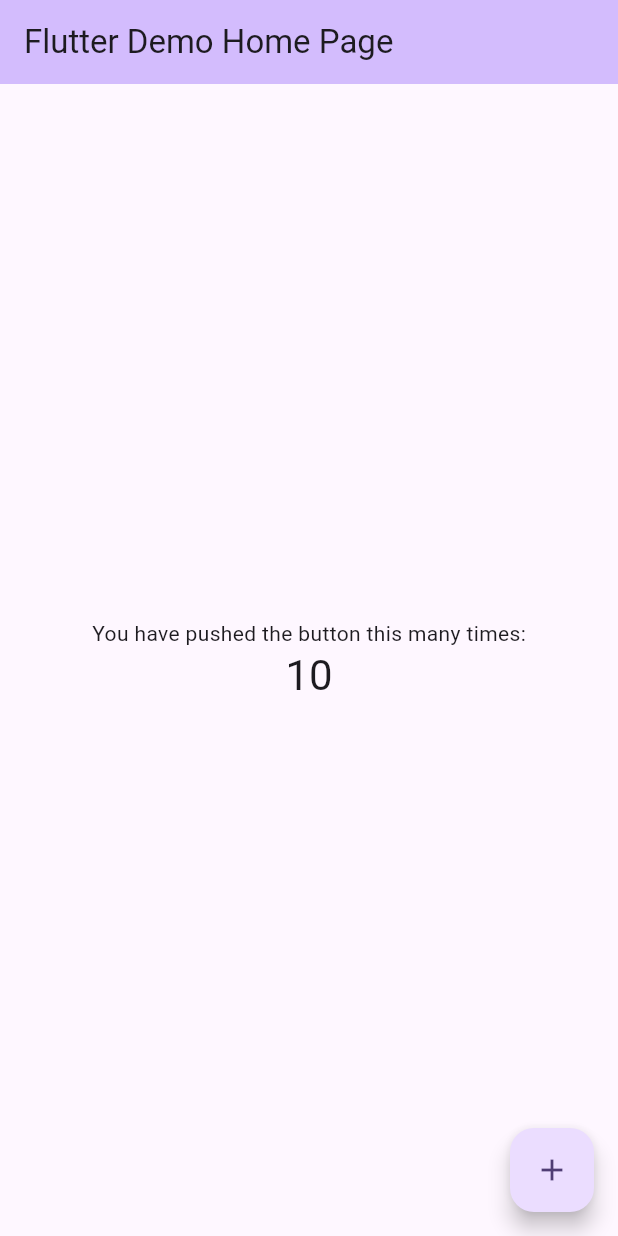
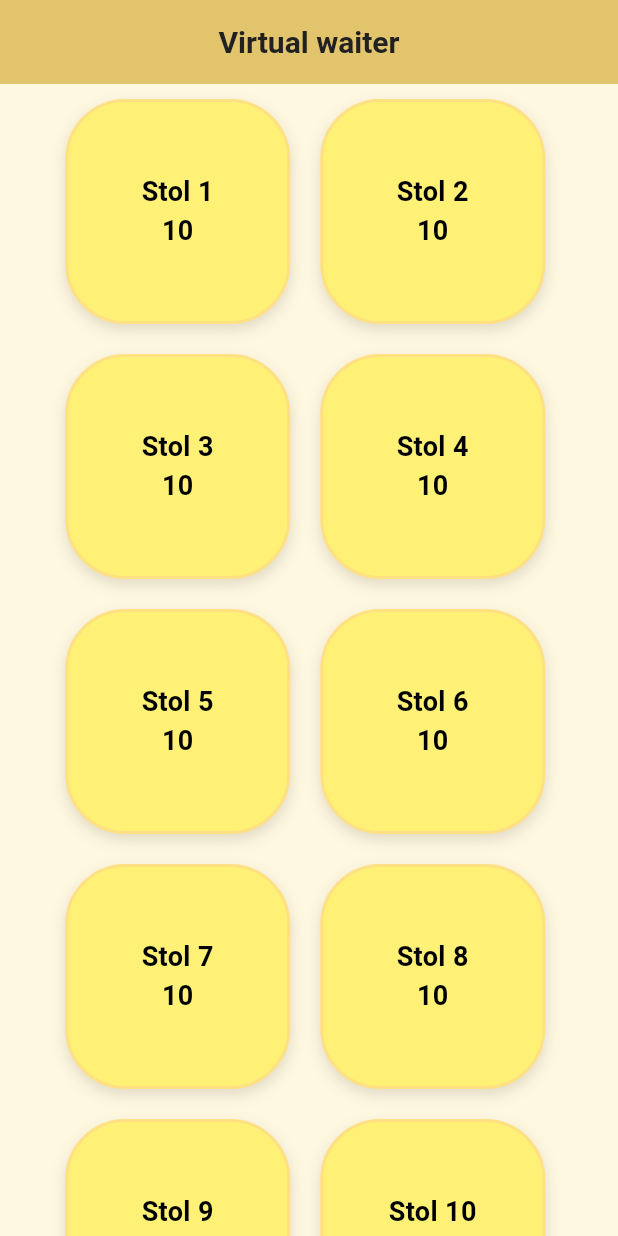
Before and after one commit to LeonardoBuncec/zavrsnirad, a Flutter app: the screen it shows after launch, on a phone screen of 412 x 824 dp. Run offline on Flutter 3.47's test engine with Material 3 defaults, Android fonts, the phone set to English and light mode, and no system bars.

Commit message:
table selecting home screen

```diff
--- a/lib/feature/home_screen.dart
+++ b/lib/feature/home_screen.dart
@@ -2,16 +2,6 @@ import 'package:flutter/material.dart';
 
 class MyHomePage extends StatefulWidget {
   const MyHomePage({super.key, required this.title});
-
-  // This widget is the home page of your application. It is stateful, meaning
-  // that it has a State object (defined below) that contains fields that affect
-  // how it looks.
-
-  // This class is the configuration for the state. It holds the values (in this
-  // case the title) provided by the parent (in this case the App widget) and
-  // used by the build method of the State. Fields in a Widget subclass are
-  // always marked "final".
-
   final String title;
 
   @override
@@ -23,62 +13,91 @@ class _MyHomePageState extends State<MyHomePage> {
 
   void _incrementCounter() {
     setState(() {
-
       _counter = _counter == 0 ? 10 : _counter - 1;
-
     });
   }
 
   @override
   Widget build(BuildContext context) {
-    // This method is rerun every time setState is called, for instance as done
-    // by the _incrementCounter method above.
-    //
-    // The Flutter framework has been optimized to make rerunning build methods
-    // fast, so that you can just rebuild anything that needs updating rather
-    // than having to individually change instances of widgets.
     return Scaffold(
       appBar: AppBar(
-        // TRY THIS: Try changing the color here to a specific color (to
-        // Colors.amber, perhaps?) and trigger a hot reload to see the AppBar
-        // change color while the other colors stay the same.
         backgroundColor: Theme.of(context).colorScheme.inversePrimary,
-        // Here we take the value from the MyHomePage object that was created by
-        // the App.build method, and use it to set our appbar title.
         title: Text(widget.title),
       ),
       body: Center(
-        // Center is a layout widget. It takes a single child and positions it
-        // in the middle of the parent.
-        child: Column(
-          // Column is also a layout widget. It takes a list of children and
-          // arranges them vertically. By default, it sizes itself to fit its
-          // children horizontally, and tries to be as tall as its parent.
-          //
-          // Column has various properties to control how it sizes itself and
-          // how it positions its children. Here we use mainAxisAlignment to
-          // center the children vertically; the main axis here is the vertical
-          // axis because Columns are vertical (the cross axis would be
-          // horizontal).
-          //
-          // TRY THIS: Invoke "debug painting" (choose the "Toggle Debug Paint"
-          // action in the IDE, or press "p" in the console), to see the
-          // wireframe for each widget.
-          mainAxisAlignment: .center,
-          children: [
-            Text(_counter > 0 ? 'You have pushed the button this many times:'
-             : 'Counter is 0, press again to set it to 10'),
-            Text(
-              '$_counter',
-              style: Theme.of(context).textTheme.headlineMedium,
-            ),
-          ],
+        child: SingleChildScrollView(
+          child: Column(
+            mainAxisAlignment: MainAxisAlignment.center,
+            children: [
+              Wrap(
+                children: [
+                  ...List.generate(12, (index) {
+                    return GestureDetector(
+                      onTap: _incrementCounter,
+                      child: Container(
+                        margin: const EdgeInsets.all(10),
+                        width: 150,
+                        height: 150,
+                        decoration: BoxDecoration(
+  color: const Color(0xFFFFF176),
+  borderRadius: BorderRadius.circular(40),
+  border: Border.all(
+    color: const Color(0xFFFFE082),
+    width: 2,
+  ),
+  boxShadow: const [
+    BoxShadow(
+      color: Colors.black12,
+      blurRadius: 8,
+      offset: Offset(0, 4),
+    ),
+  ],
+),
+                        child: Center(
+                          child: Text(
+                            'Stol ${index + 1}\n$_counter',
+                            textAlign: TextAlign.center,
+                            style: const TextStyle(color: Colors.black, fontSize: 18, fontWeight: FontWeight.bold),
+                          ),
+                        ),
+                      ),
+                    );
+                  }),
+                  GestureDetector(
+                      onTap: _incrementCounter,
+                      child: Container(
+                        margin: const EdgeInsets.all(10),
+                        width: 325,
+                        height: 150,
+                        decoration: BoxDecoration(
+  color: const Color.fromARGB(255, 255, 236, 64),
+  borderRadius: BorderRadius.circular(40),
+  border: Border.all(
+    color: const Color(0xFFFFE082),
+    width: 2,
+  ),
+  boxShadow: const [
+    BoxShadow(
+      color: Colors.black12,
+      blurRadius: 8,
+      offset: Offset(0, 4),
+    ),
+  ],
+),
+                        child: Center(
+                          child: Text(
+                            'Potvrdi odabir stola',
+                            textAlign: TextAlign.center,
+                            style: const TextStyle(color: Colors.black, fontSize: 18, fontWeight: FontWeight.bold),
+                          ),
+                        ),
+                      ),
+                    ),
+                ],
+              ),
+            ],
+          ),
         ),
-      ),
-      floatingActionButton: FloatingActionButton(
-        onPressed: _incrementCounter,
-        tooltip: 'Increment',
-        child: const Icon(Icons.add),
       ),
     );
   }
--- a/lib/main.dart
+++ b/lib/main.dart
@@ -14,24 +14,28 @@ class MyApp extends StatelessWidget {
     return MaterialApp(
       title: 'Flutter Demo',
       theme: ThemeData(
-        // This is the theme of your application.
-        //
-        // TRY THIS: Try running your application with "flutter run". You'll see
-        // the application has a purple toolbar. Then, without quitting the app,
-        // try changing the seedColor in the colorScheme below to Colors.green
-        // and then invoke "hot reload" (save your changes or press the "hot
-        // reload" button in a Flutter-supported IDE, or press "r" if you used
-        // the command line to start the app).
-        //
-        // Notice that the counter didn't reset back to zero; the application
-        // state is not lost during the reload. To reset the state, use hot
-        // restart instead.
-        //
-        // This works for code too, not just values: Most code changes can be
-        // tested with just a hot reload.
-        colorScheme: .fromSeed(seedColor: Colors.deepPurple),
-      ),
-      home: const MyHomePage(title: 'Flutter Demo Home Page'),
+  useMaterial3: true,
+
+  colorScheme: ColorScheme.fromSeed(
+    seedColor: const Color(0xFFFFD54F),
+    brightness: Brightness.light,
+  ),
+
+  scaffoldBackgroundColor: const Color(0xFFFFF8E1),
+
+  appBarTheme: const AppBarTheme(
+    backgroundColor: Color(0xFFFFF176),
+    foregroundColor: Colors.black,
+    elevation: 0,
+    centerTitle: true,
+    titleTextStyle: TextStyle(
+      fontSize: 20,
+      fontWeight: FontWeight.bold,
+      color: Color(0xFF212121),
+    ),
+  ),
+),
+      home: const MyHomePage(title: 'Virtual waiter'),
     );
   }
 }
```
